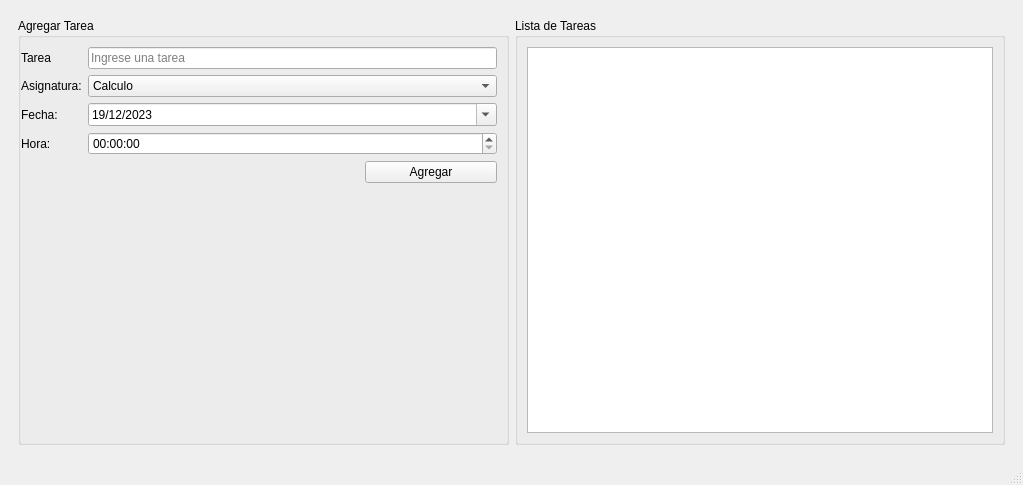
Old version of the form tasky.ui in the repository FLiamTech/Interfaz.
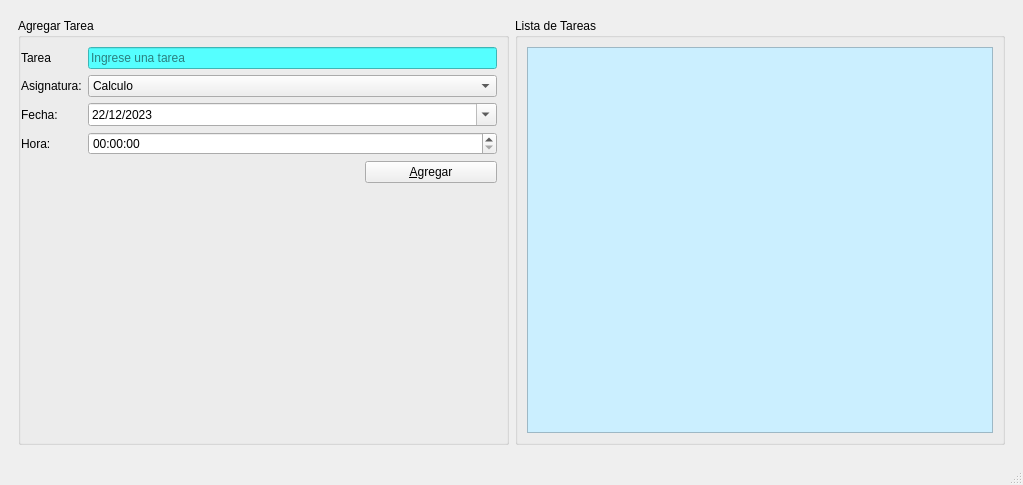
New version of the form. Icons and pictures are not drawn.

```diff
--- a/tasky.ui
+++ b/tasky.ui
@@ -45,6 +45,10 @@
           </item>
           <item row="0" column="1">
            <widget class="QLineEdit" name="editTarea">
+            <property name="styleSheet">
+             <string notr="true">font: 700 italic 9pt &quot;Segoe UI&quot;;
+background-color: rgb(85, 255, 255);</string>
+            </property>
             <property name="text">
              <string/>
             </property>
@@ -110,7 +114,7 @@
               <second>0</second>
               <year>2023</year>
               <month>12</month>
-              <day>19</day>
+              <day>22</day>
              </datetime>
             </property>
             <property name="minimumDate">
@@ -126,6 +130,13 @@
             <property name="calendarPopup">
              <bool>true</bool>
             </property>
+            <property name="date">
+             <date>
+              <year>2023</year>
+              <month>12</month>
+              <day>22</day>
+             </date>
+            </property>
            </widget>
           </item>
           <item row="3" column="0">
@@ -173,7 +184,7 @@
              <item row="0" column="1">
               <widget class="QPushButton" name="btnAgregar">
                <property name="text">
-                <string>Agregar</string>
+                <string>&amp;Agregar</string>
                </property>
               </widget>
              </item>
@@ -190,7 +201,11 @@
          </property>
          <layout class="QVBoxLayout" name="verticalLayout">
           <item>
-           <widget class="QTableWidget" name="tblTareas"/>
+           <widget class="QTableWidget" name="tblTareas">
+            <property name="styleSheet">
+             <string notr="true">background-color: rgb(203, 239, 255);</string>
+            </property>
+           </widget>
           </item>
          </layout>
         </widget>
```
Left out of the diff: 19 changed lines with no effect on the pictures.
